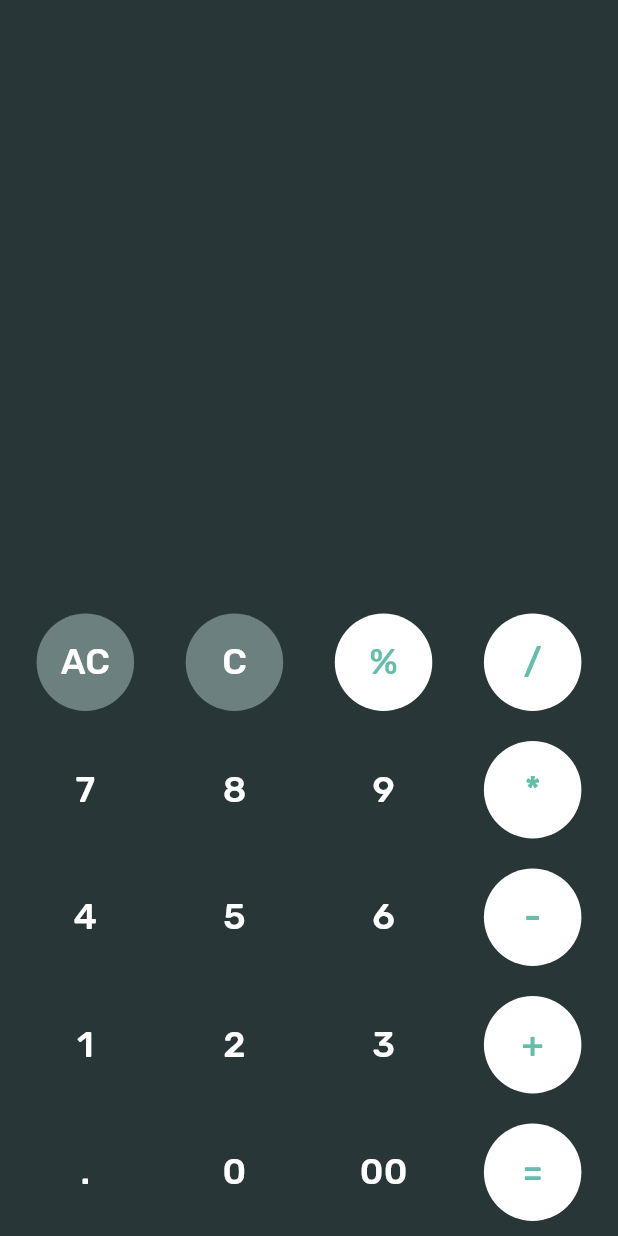
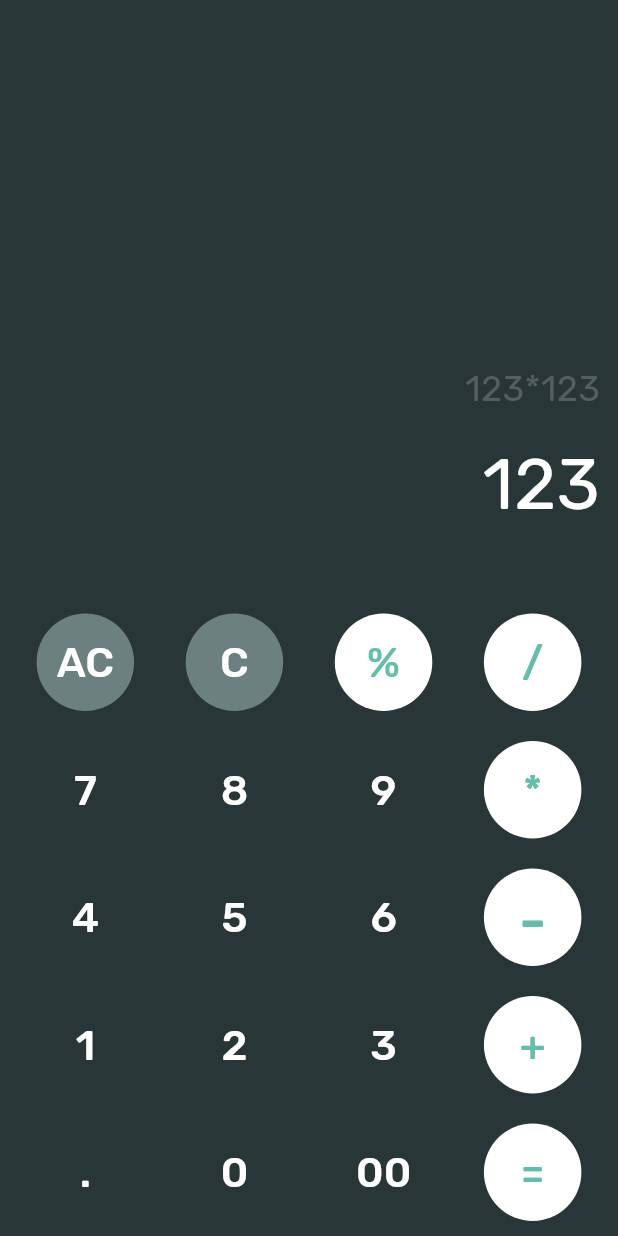
Before and after one commit to dev-id101/calculator, a Flutter app: the screen it shows after launch, on a phone screen of 412 x 824 dp. Run offline on Flutter 3.47's test engine with Material 3 defaults, Android fonts, the phone set to English and light mode, and no system bars; our stand-ins replace google_fonts.

Commit message:
finished ui

```diff
--- a/lib/home_screen.dart
+++ b/lib/home_screen.dart
@@ -1,5 +1,6 @@
 import 'package:calculator/widgets/calc_button.dart';
 import 'package:flutter/material.dart';
+import 'package:google_fonts/google_fonts.dart';
 
 class HomeScreen extends StatefulWidget {
   const HomeScreen({super.key});
@@ -11,12 +12,36 @@ class HomeScreen extends StatefulWidget {
 class _HomeScreenState extends State<HomeScreen> {
   @override
   Widget build(BuildContext context) {
-    return const Scaffold(
-      backgroundColor: Color(0xFF283637),
+    return Scaffold(
+      backgroundColor: const Color(0xFF283637),
       body: Column(
         mainAxisAlignment: MainAxisAlignment.end,
         children: [
-          Row(
+          Container(
+            padding: const EdgeInsets.only(right: 12),
+            alignment: const Alignment(1, 1),
+            child: Text(
+              '123*123',
+              style: GoogleFonts.rubik(
+                textStyle: const TextStyle(fontSize: 24),
+                color: const Color(0xFF545F61),
+              ),
+            ),
+          ),
+          Container(
+            padding: const EdgeInsets.all(12),
+            alignment: const Alignment(1, 1),
+            child: Text(
+              '123',
+              style: GoogleFonts.rubik(
+                  textStyle: const TextStyle(fontSize: 48),
+                  color: Colors.white),
+            ),
+          ),
+          const SizedBox(
+            height: 30,
+          ),
+          const Row(
             mainAxisAlignment: MainAxisAlignment.spaceEvenly,
             children: [
               CalcButton(
@@ -39,7 +64,7 @@ class _HomeScreenState extends State<HomeScreen> {
               ),
             ],
           ),
-          Row(
+          const Row(
             mainAxisAlignment: MainAxisAlignment.spaceEvenly,
             children: [
               CalcButton(
@@ -58,7 +83,7 @@ class _HomeScreenState extends State<HomeScreen> {
               ),
             ],
           ),
-          Row(
+          const Row(
             mainAxisAlignment: MainAxisAlignment.spaceEvenly,
             children: [
               CalcButton(
@@ -74,10 +99,11 @@ class _HomeScreenState extends State<HomeScreen> {
                 text: '-',
                 fillColor: 0xFFFFFFFF,
                 textColor: 0xFF65BDAC,
+                textSize: 38,
               ),
             ],
           ),
-          Row(
+          const Row(
             mainAxisAlignment: MainAxisAlignment.spaceEvenly,
             children: [
               CalcButton(
@@ -96,7 +122,7 @@ class _HomeScreenState extends State<HomeScreen> {
               ),
             ],
           ),
-          Row(
+          const Row(
             mainAxisAlignment: MainAxisAlignment.spaceEvenly,
             children: [
               CalcButton(
--- a/lib/widgets/calc_button.dart
+++ b/lib/widgets/calc_button.dart
@@ -7,7 +7,7 @@ class CalcButton extends StatelessWidget {
     this.text,
     this.fillColor,
     this.textColor = 0xFFFFFFFF,
-    this.textSize = 24,
+    this.textSize = 28,
   });
 
   final String? text;
```
